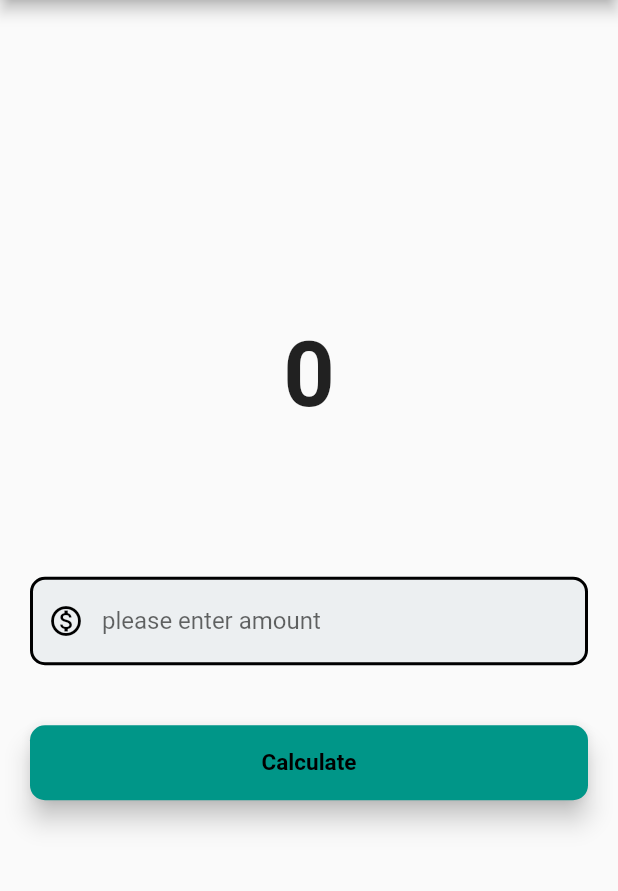
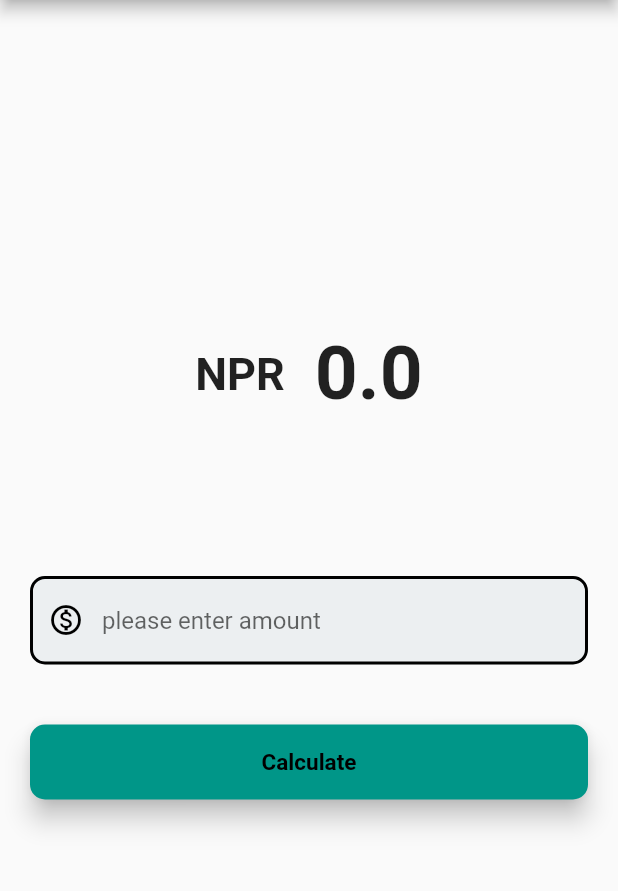
Before and after one commit to SujeetMainali/Currency-Converter, a Flutter app: the screen it shows after launch, after a tap on "Calculate", on a phone screen of 412 x 824 dp, the part 84-975 px from its top. Run offline on Flutter 3.47's test engine with Material 2 defaults, Android fonts, the phone set to English and light mode, and no system bars.

Commit message:
functionality added

```diff
--- a/lib/components/currency_converter_body.dart
+++ b/lib/components/currency_converter_body.dart
@@ -1,25 +1,49 @@
 import 'package:flutter/material.dart';
 
-class CurrencyConverterBody extends StatelessWidget {
+class CurrencyConverterBody extends StatefulWidget {
   const CurrencyConverterBody({super.key});
 
+  @override
+  State<CurrencyConverterBody> createState() => _CurrencyConverterBodyState();
+}
+
+class _CurrencyConverterBodyState extends State<CurrencyConverterBody> {
+  double result = 0;
+  final TextEditingController currencyTextEditingController =
+      TextEditingController();
   @override
   Widget build(BuildContext context) {
     const borderProperties = OutlineInputBorder(
         borderSide: BorderSide(width: 2.0, style: BorderStyle.solid),
         borderRadius: BorderRadius.all(Radius.circular(10)));
+
     return Center(
       child: Column(
         mainAxisAlignment: MainAxisAlignment.center,
         children: [
-          const Text(
-            "0",
-            style: TextStyle(fontSize: 60, fontWeight: FontWeight.bold),
+          Container(
+            padding: const EdgeInsets.all(5),
+            child: Row(
+              mainAxisAlignment: MainAxisAlignment.center,
+              children: [
+                const Text(
+                  "NPR",
+                  style: TextStyle(fontSize: 30, fontWeight: FontWeight.bold),
+                ),
+                const SizedBox(width: 20),
+                Text(
+                  '$result',
+                  style: const TextStyle(
+                      fontSize: 50, fontWeight: FontWeight.bold),
+                )
+              ],
+            ),
           ),
           const SizedBox(height: 80),
           Container(
             padding: const EdgeInsets.all(20),
             child: TextField(
+              controller: currencyTextEditingController,
               decoration: InputDecoration(
                   hintText: "please enter amount",
                   prefixIcon: const Icon(Icons.monetization_on_outlined),
@@ -36,7 +60,10 @@ class CurrencyConverterBody extends StatelessWidget {
             padding: const EdgeInsets.all(20),
             child: ElevatedButton(
                 onPressed: () {
-                  debugPrint("button clicked");
+                  setState(() {
+                    result =
+                        double.parse(currencyTextEditingController.text) * 136;
+                  });
                 },
                 style: ElevatedButton.styleFrom(
                   elevation: 7,
@@ -59,3 +86,8 @@ class CurrencyConverterBody extends StatelessWidget {
     );
   }
 }
+// class CurrencyConverterBodyy extends StatelessWidget {
+//   const CurrencyConverterBodyy({super.key});
+
+
+// }
```
